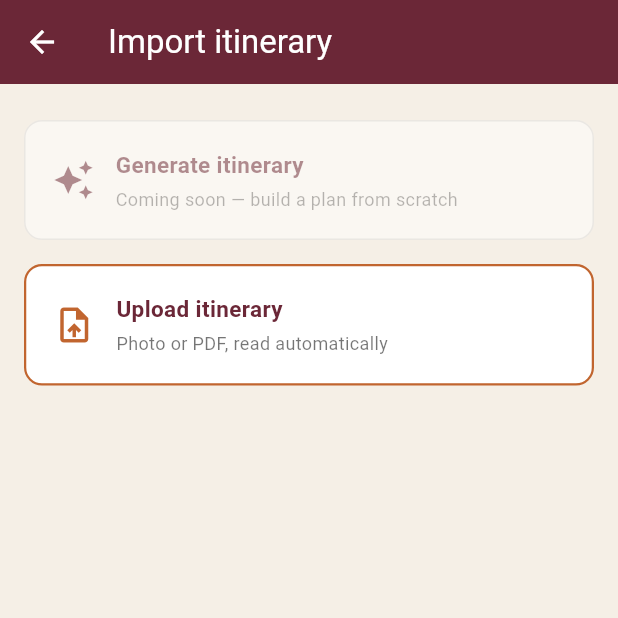
After one commit to medhakg205/DishaVaani, a Flutter app: the HomeScreen screen opened directly, after a tap on "Import an itinerary", on a phone screen of 412 x 824 dp, the top half of it. The commit adds this screen. Run offline on Flutter 3.47's test engine with Material 3 defaults, Android fonts, the phone set to English and light mode, and no system bars; our stand-ins replace audioplayers, cloud_firestore, file_picker, firebase_core, flutter_compass, geolocator and 1 more; accounts and stored records are empty; generated files the repository leaves out were written again; Roboto replaces fonts that are missing (Georgia).

Commit message:
WIP: itinerary import, POI resolution, inference logic, Home screen wiring

```diff
--- a/lib/main.dart
+++ b/lib/main.dart
@@ -11,6 +11,9 @@ import 'models/poi.dart';
 import 'sensor_service.dart';
 import 'services/poi_service.dart';
 import 'services/translation_service.dart';
+import 'screen/itinerary_import_screen.dart';
+import 'services/itinerary_service.dart';
+import 'logic/current_stop_inference.dart';
 
 Future<void> main() async {
   WidgetsFlutterBinding.ensureInitialized();
@@ -319,6 +322,8 @@ class _HomeScreenState extends State<HomeScreen> {
   Map<String, int> monumentPoiCounts = {};
   String? selectedMonumentId;
 
+  InferredStop? _inferredStop;
+
   @override
   void initState() {
     super.initState();
@@ -350,6 +355,7 @@ class _HomeScreenState extends State<HomeScreen> {
         selectedMonumentId = poiCounts.isNotEmpty ? poiCounts.keys.first : null;
         isLoading = false;
       });
+      _checkItinerary();
     } catch (error) {
       if (!mounted) return;
 
@@ -357,6 +363,28 @@ class _HomeScreenState extends State<HomeScreen> {
         errorMessage = error.toString();
         isLoading = false;
       });
+    }
+  }
+    Future<void> _checkItinerary() async {
+    try {
+      final stops = await ItineraryService.loadStops();
+      if (stops.isEmpty) return;
+
+      final position = await Geolocator.getCurrentPosition();
+
+      final match = inferCurrentStop(
+        stops: stops,
+        now: DateTime.now(),
+        userLat: position.latitude,
+        userLong: position.longitude,
+        distanceCalculator: Geolocator.distanceBetween,
+        timeBufferMinutes: 15,
+      );
+
+      if (!mounted || match == null) return;
+      setState(() => _inferredStop = match);
+    } catch (_) {
+      // silent — falls back to normal manual pick, per the "no match" decision
     }
   }
 
@@ -396,6 +424,64 @@ class _HomeScreenState extends State<HomeScreen> {
                 ),
               ),
             ),
+            const SizedBox(height: 12),
+            InkWell(
+              onTap: () {
+                Navigator.push(
+                  context,
+                  MaterialPageRoute(builder: (_) => const ItineraryImportScreen()),
+                );
+              },
+              borderRadius: BorderRadius.circular(8),
+              child: Padding(
+                padding: const EdgeInsets.symmetric(vertical: 4),
+                child: Row(
+                  mainAxisAlignment: MainAxisAlignment.center,
+                  children: const [
+                    Icon(Icons.map_outlined, size: 14, color: terracotta),
+                    SizedBox(width: 6),
+                    Text('Import an itinerary', style: TextStyle(fontSize: 12, color: terracotta, fontWeight: FontWeight.w600)),
+                  ],
+                ),
+              ),
+            ),
+            if (_inferredStop != null)
+              Padding(
+                padding: const EdgeInsets.only(top: 12),
+                child: InkWell(
+                  onTap: () {
+                    final stop = _inferredStop!.stop;
+                    if (stop.monumentId == null) return;
+                    Navigator.push(
+                      context,
+                      MaterialPageRoute(
+                        builder: (_) => PointDetectScreen(monumentId: stop.monumentId!),
+                      ),
+                    );
+                  },
+                  borderRadius: BorderRadius.circular(10),
+                  child: Container(
+                    padding: const EdgeInsets.all(12),
+                    decoration: BoxDecoration(
+                      color: gold.withOpacity(0.2),
+                      borderRadius: BorderRadius.circular(10),
+                      border: Border.all(color: terracotta),
+                    ),
+                    child: Row(
+                      children: [
+                        const Icon(Icons.explore, color: terracotta, size: 20),
+                        const SizedBox(width: 10),
+                        Expanded(
+                          child: Text(
+                            'You\'re likely at ${_inferredStop!.stop.placeName} — tap to start listening',
+                            style: const TextStyle(fontSize: 12, color: maroon, fontWeight: FontWeight.w600),
+                          ),
+                        ),
+                      ],
+                    ),
+                  ),
+                ),
+              ),
             const SizedBox(height: 20),
             const Text(
               'NEARBY MONUMENTS',
--- /dev/null
+++ b/lib/models/itinerary_stop.dart
@@ -0,0 +1,70 @@
+import 'poi.dart';
+class ItineraryStop {
+  final String? poiId;
+  final String? monumentId;
+  final String placeName;
+  final double? lat;  // NEW — filled in once matched to a real POI
+  final double? long; // NEW
+  final DateTime date;
+  final String startTime;
+  final String endTime;
+
+  ItineraryStop({
+    this.poiId,
+    this.monumentId,
+    required this.placeName,
+    this.lat,
+    this.long,
+    required this.date,
+    required this.startTime,
+    required this.endTime,
+  });
+
+  Map<String, dynamic> toFirestore() {
+    return {
+      'poiId': poiId,
+      'monumentId': monumentId,
+      'placeName': placeName,
+      'lat': lat,
+      'long': long,
+      'date': date.toIso8601String(),
+      'startTime': startTime,
+      'endTime': endTime,
+    };
+  }
+
+  factory ItineraryStop.fromFirestore(Map<String, dynamic> data) {
+    return ItineraryStop(
+      poiId: data['poiId'] as String?,
+      monumentId: data['monumentId'] as String?,
+      placeName: data['placeName'] as String,
+      lat: (data['lat'] as num?)?.toDouble(),
+      long: (data['long'] as num?)?.toDouble(),
+      date: DateTime.parse(data['date'] as String),
+      startTime: data['startTime'] as String,
+      endTime: data['endTime'] as String,
+    );
+  }
+
+  factory ItineraryStop.fromJson(Map<String, dynamic> json) {
+    return ItineraryStop(
+      placeName: json['placeName'] as String,
+      date: DateTime.parse(json['date'] as String),
+      startTime: json['startTime'] as String,
+      endTime: json['endTime'] as String,
+    );
+  }
+
+  ItineraryStop copyWithMatch(Poi matchedPoi) {
+    return ItineraryStop(
+      poiId: matchedPoi.id,
+      monumentId: matchedPoi.monumentId,
+      placeName: placeName,
+      lat: matchedPoi.lat,
+      long: matchedPoi.long,
+      date: date,
+      startTime: startTime,
+      endTime: endTime,
+    );
+  }
+}
--- /dev/null
+++ b/lib/screen/itinerary_import_screen.dart
@@ -0,0 +1,148 @@
+import 'dart:io';
+import 'package:flutter/material.dart';
+import 'package:file_picker/file_picker.dart';
+
+import '../services/itinerary_service.dart';
+
+const Color maroon = Color(0xFF6B2737);
+const Color terracotta = Color(0xFFC1652F);
+const Color sandstone = Color(0xFFF5EFE6);
+
+class ItineraryImportScreen extends StatefulWidget {
+  const ItineraryImportScreen({super.key});
+
+  @override
+  State<ItineraryImportScreen> createState() => _ItineraryImportScreenState();
+}
+
+class _ItineraryImportScreenState extends State<ItineraryImportScreen> {
+  bool _isUploading = false;
+  String? _errorMessage;
+
+  Future<void> _pickAndUploadItinerary() async {
+    setState(() => _errorMessage = null);
+
+    final files = await FilePicker.pickFiles(
+      type: FileType.custom,
+      allowedExtensions: ['pdf', 'png', 'jpg', 'jpeg'],
+    );
+
+    if (files.isEmpty || files.first.path == null) return;
+
+    final file = File(files.first.path!);
+    setState(() => _isUploading = true);
+
+    try {
+      final parsedStops = await ItineraryService.parseItineraryFile(file);
+      if (!mounted) return;
+
+      final resolvedStops = await ItineraryService.resolveStops(parsedStops);
+      if (!mounted) return;
+
+      await ItineraryService.saveStops(resolvedStops);
+      if (!mounted) return;
+
+      final unresolvedCount = resolvedStops.where((s) => s.poiId == null).length;
+      ScaffoldMessenger.of(context).showSnackBar(
+        SnackBar(content: Text(
+          unresolvedCount == 0
+              ? 'Imported ${resolvedStops.length} stop${resolvedStops.length == 1 ? '' : 's'}.'
+              : 'Imported ${resolvedStops.length} stops — $unresolvedCount could not be matched.',
+        )),
+      );
+      Navigator.pop(context);
+    } catch (e) {
+      setState(() => _errorMessage = 'Could not read that itinerary. Try a clearer photo or PDF.');
+    } finally {
+      if (mounted) setState(() => _isUploading = false);
+    }
+  }
+
+  @override
+  Widget build(BuildContext context) {
+    return Scaffold(
+      backgroundColor: sandstone,
+      appBar: AppBar(
+        backgroundColor: maroon,
+        elevation: 0,
+        leading: IconButton(
+          icon: const Icon(Icons.arrow_back, color: Colors.white),
+          onPressed: () => Navigator.pop(context),
+        ),
+        title: const Text('Import itinerary', style: TextStyle(color: Colors.white, fontFamily: 'Georgia')),
+      ),
+      body: Padding(
+        padding: const EdgeInsets.all(16),
+        child: Column(
+          crossAxisAlignment: CrossAxisAlignment.stretch,
+          children: [
+            const SizedBox(height: 8),
+            Opacity(
+              opacity: 0.5,
+              child: Container(
+                padding: const EdgeInsets.all(18),
+                decoration: BoxDecoration(
+                  color: Colors.white,
+                  borderRadius: BorderRadius.circular(12),
+                  border: Border.all(color: Colors.black12),
+                ),
+                child: Row(
+                  children: [
+                    const Icon(Icons.auto_awesome, color: maroon, size: 28),
+                    const SizedBox(width: 14),
+                    Expanded(
+                      child: Column(
+                        crossAxisAlignment: CrossAxisAlignment.start,
+                        children: const [
+                          Text('Generate itinerary', style: TextStyle(fontWeight: FontWeight.bold, color: maroon, fontSize: 15)),
+                          SizedBox(height: 4),
+                          Text('Coming soon — build a plan from scratch', style: TextStyle(fontSize: 12, color: Colors.black54)),
+                        ],
+                      ),
+                    ),
+                  ],
+                ),
+              ),
+            ),
+            const SizedBox(height: 16),
+            InkWell(
+              onTap: _isUploading ? null : _pickAndUploadItinerary,
+              borderRadius: BorderRadius.circular(12),
+              child: Container(
+                padding: const EdgeInsets.all(18),
+                decoration: BoxDecoration(
+                  color: Colors.white,
+                  borderRadius: BorderRadius.circular(12),
+                  border: Border.all(color: terracotta, width: 1.5),
+                ),
+                child: Row(
+                  children: [
+                    _isUploading
+                        ? const SizedBox(width: 28, height: 28, child: CircularProgressIndicator(strokeWidth: 2.5, color: terracotta))
+                        : const Icon(Icons.upload_file, color: terracotta, size: 28),
+                    const SizedBox(width: 14),
+                    Expanded(
+                      child: Column(
+                        crossAxisAlignment: CrossAxisAlignment.start,
+                        children: [
+                          Text(_isUploading ? 'Reading your itinerary...' : 'Upload itinerary',
+                              style: const TextStyle(fontWeight: FontWeight.bold, color: maroon, fontSize: 15)),
+                          const SizedBox(height: 4),
+                          const Text('Photo or PDF, read automatically', style: TextStyle(fontSize: 12, color: Colors.black54)),
+                        ],
+                      ),
+                    ),
+                  ],
+                ),
+              ),
+            ),
+            if (_errorMessage != null) ...[
+              const SizedBox(height: 12),
+              Text(_errorMessage!, style: const TextStyle(color: Colors.red, fontSize: 12)),
+            ],
+          ],
+        ),
+      ),
+    );
+  }
+}
--- /dev/null
+++ b/lib/services/itinerary_service.dart
@@ -0,0 +1,84 @@
+import 'dart:convert';
+import 'dart:io';
+import 'package:cloud_firestore/cloud_firestore.dart';
+import 'package:http/http.dart' as http;
+import 'poi_service.dart';
+import '../models/itinerary_stop.dart';
+import 'device_identity.dart';
+
+class ItineraryService {
+  static final CollectionReference _itinerariesRef =
+      FirebaseFirestore.instance.collection('itineraries');
+
+  // TODO: point this at your actual backend once the parsing endpoint
+  // exists — see note below about who builds this.
+  static const String _parseEndpoint =
+      'https://YOUR-BACKEND-URL/parse_itinerary';
+
+  /// Sends the uploaded file to the backend, which uses Gemini to extract
+  /// structured stops from it. Returns the parsed list, not yet saved.
+  static Future<List<ItineraryStop>> parseItineraryFile(File file) async {
+    final request = http.MultipartRequest('POST', Uri.parse(_parseEndpoint));
+    request.files.add(await http.MultipartFile.fromPath('file', file.path));
+
+    final streamedResponse = await request.send();
+    final response = await http.Response.fromStream(streamedResponse);
+
+    if (response.statusCode != 200) {
+      throw Exception('Backend returned ${response.statusCode}');
+    }
+
+    final decoded = jsonDecode(response.body) as Map<String, dynamic>;
+    final stopsJson = decoded['stops'] as List<dynamic>;
+
+    return stopsJson
+        .map((s) => ItineraryStop.fromJson(s as Map<String, dynamic>))
+        .toList();
+  }
+
+  /// Saves parsed stops to Firestore, keyed by device — same pattern as
+  /// SessionService.
+  static Future<void> saveStops(List<ItineraryStop> stops) async {
+    final deviceId = await DeviceIdentity.getId();
+
+    await _itinerariesRef.doc(deviceId).set({
+      'stops': stops.map((s) => s.toFirestore()).toList(),
+      'updatedAt': FieldValue.serverTimestamp(),
+    });
+  }
+
+  static Future<List<ItineraryStop>> loadStops() async {
+    final deviceId = await DeviceIdentity.getId();
+    final doc = await _itinerariesRef.doc(deviceId).get();
+
+    if (!doc.exists) return [];
+
+    final data = doc.data() as Map<String, dynamic>;
+    final stopsData = data['stops'] as List<dynamic>? ?? [];
+
+    return stopsData
+        .map((s) => ItineraryStop.fromFirestore(s as Map<String, dynamic>))
+        .toList();
+  }
+  // Matches each parsed stop's plain-text place name against the real POI
+// database, filling in poiId/lat/long where a confident match is found.
+// Stops that can't be matched are kept as-is (unresolved), so the app can
+// still show them in a list, just without location-based inference working
+// for that specific stop.
+  static Future<List<ItineraryStop>> resolveStops(List<ItineraryStop> stops) async {
+    final poiService = PoiService();
+    final resolved = <ItineraryStop>[];
+
+    for (final stop in stops) {
+      final matches = await poiService.searchPoisByName(stop.placeName);
+
+      if (matches.isNotEmpty) {
+        resolved.add(stop.copyWithMatch(matches.first));
+      } else {
+        resolved.add(stop); // no match found, keep unresolved
+      }
+    }
+
+    return resolved;
+  }
+}
--- a/pubspec.yaml
+++ b/pubspec.yaml
@@ -42,6 +42,9 @@ dependencies:
   geolocator: ^10.1.0
   flutter_compass: ^0.8.1
   http: ^1.6.0
+  shared_preferences: ^2.5.5
+  uuid: ^4.6.0
+  file_picker: ^12.2.0
 
 dev_dependencies:
   flutter_test:
```
Also changed, not shown: lib/logic/current_stop_inference.dart (added, +43 -0 lines), lib/services/poi_service.dart (+16 -0 lines), pubspec.lock, 3 other files.
